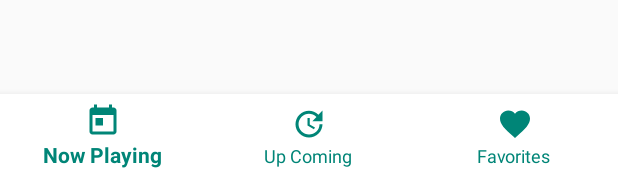
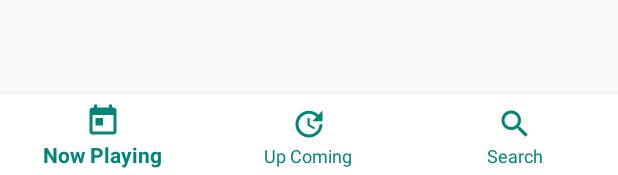
Before and after one commit to aishaatiko/CatalogueMovieApp, an Android app: the layout activity_main.xml on its own in the app's theme, with its tools: preview values and no code run, on a phone screen of 412 x 824 dp. Shown: the part 1058-1233 px from the top of the screen. Run offline under Robolectric (Android 15) with nearby library versions, the phone set to English and light mode, and no system bars.

Commit message:
edit Search Menu

```diff
--- a/app/src/main/java/com/nct/darkchocolate/cataloguemovieapp/MainActivity.java
+++ b/app/src/main/java/com/nct/darkchocolate/cataloguemovieapp/MainActivity.java
@@ -43,9 +43,9 @@ public class MainActivity extends AppCompatActivity {
                         pageContent = new UpcomingFragment();
                         title = getString(R.string.up_coming);
                         break;
-                    case R.id.menuFav:
+                    case R.id.menuSearch:
                         pageContent = new SearchMovieFragment();
-                        title = getString(R.string.favorite);
+                        title = getString(R.string.search);
                         break;
                 }
                 setActionBarTitle(title);
--- a/app/src/main/res/drawable-v24/ic_search_white_24dp.xml
+++ /dev/null
@@ -1,5 +0,0 @@
-<vector android:height="24dp" android:tint="#FFFFFF"
-    android:viewportHeight="24.0" android:viewportWidth="24.0"
-    android:width="24dp" xmlns:android="http://schemas.android.com/apk/res/android">
-    <path android:fillColor="#FF000000" android:pathData="M15.5,14h-0.79l-0.28,-0.27C15.41,12.59 16,11.11 16,9.5 16,5.91 13.09,3 9.5,3S3,5.91 3,9.5 5.91,16 9.5,16c1.61,0 3.09,-0.59 4.23,-1.57l0.27,0.28v0.79l5,4.99L20.49,19l-4.99,-5zM9.5,14C7.01,14 5,11.99 5,9.5S7.01,5 9.5,5 14,7.01 14,9.5 11.99,14 9.5,14z"/>
-</vector>
--- a/app/src/main/res/drawable/ic_favorite_border_white_24dp.xml
+++ /dev/null
@@ -1,5 +0,0 @@
-<vector android:height="24dp" android:tint="#FFFFFF"
-    android:viewportHeight="24.0" android:viewportWidth="24.0"
-    android:width="24dp" xmlns:android="http://schemas.android.com/apk/res/android">
-    <path android:fillColor="#FF000000" android:pathData="M16.5,3c-1.74,0 -3.41,0.81 -4.5,2.09C10.91,3.81 9.24,3 7.5,3 4.42,3 2,5.42 2,8.5c0,3.78 3.4,6.86 8.55,11.54L12,21.35l1.45,-1.32C18.6,15.36 22,12.28 22,8.5 22,5.42 19.58,3 16.5,3zM12.1,18.55l-0.1,0.1 -0.1,-0.1C7.14,14.24 4,11.39 4,8.5 4,6.5 5.5,5 7.5,5c1.54,0 3.04,0.99 3.57,2.36h1.87C13.46,5.99 14.96,5 16.5,5c2,0 3.5,1.5 3.5,3.5 0,2.89 -3.14,5.74 -7.9,10.05z"/>
-</vector>
--- a/app/src/main/res/drawable/ic_favorite_white_24dp.xml
+++ /dev/null
@@ -1,5 +0,0 @@
-<vector android:height="24dp" android:tint="#FFFFFF"
-    android:viewportHeight="24.0" android:viewportWidth="24.0"
-    android:width="24dp" xmlns:android="http://schemas.android.com/apk/res/android">
-    <path android:fillColor="#FF000000" android:pathData="M12,21.35l-1.45,-1.32C5.4,15.36 2,12.28 2,8.5 2,5.42 4.42,3 7.5,3c1.74,0 3.41,0.81 4.5,2.09C13.09,3.81 14.76,3 16.5,3 19.58,3 22,5.42 22,8.5c0,3.78 -3.4,6.86 -8.55,11.54L12,21.35z"/>
-</vector>
--- a/app/src/main/res/drawable/ic_settings_white_24dp.xml
+++ /dev/null
@@ -1,5 +0,0 @@
-<vector android:height="24dp" android:tint="#FFFFFF"
-    android:viewportHeight="24.0" android:viewportWidth="24.0"
-    android:width="24dp" xmlns:android="http://schemas.android.com/apk/res/android">
-    <path android:fillColor="#FF000000" android:pathData="M19.43,12.98c0.04,-0.32 0.07,-0.64 0.07,-0.98s-0.03,-0.66 -0.07,-0.98l2.11,-1.65c0.19,-0.15 0.24,-0.42 0.12,-0.64l-2,-3.46c-0.12,-0.22 -0.39,-0.3 -0.61,-0.22l-2.49,1c-0.52,-0.4 -1.08,-0.73 -1.69,-0.98l-0.38,-2.65C14.46,2.18 14.25,2 14,2h-4c-0.25,0 -0.46,0.18 -0.49,0.42l-0.38,2.65c-0.61,0.25 -1.17,0.59 -1.69,0.98l-2.49,-1c-0.23,-0.09 -0.49,0 -0.61,0.22l-2,3.46c-0.13,0.22 -0.07,0.49 0.12,0.64l2.11,1.65c-0.04,0.32 -0.07,0.65 -0.07,0.98s0.03,0.66 0.07,0.98l-2.11,1.65c-0.19,0.15 -0.24,0.42 -0.12,0.64l2,3.46c0.12,0.22 0.39,0.3 0.61,0.22l2.49,-1c0.52,0.4 1.08,0.73 1.69,0.98l0.38,2.65c0.03,0.24 0.24,0.42 0.49,0.42h4c0.25,0 0.46,-0.18 0.49,-0.42l0.38,-2.65c0.61,-0.25 1.17,-0.59 1.69,-0.98l2.49,1c0.23,0.09 0.49,0 0.61,-0.22l2,-3.46c0.12,-0.22 0.07,-0.49 -0.12,-0.64l-2.11,-1.65zM12,15.5c-1.93,0 -3.5,-1.57 -3.5,-3.5s1.57,-3.5 3.5,-3.5 3.5,1.57 3.5,3.5 -1.57,3.5 -3.5,3.5z"/>
-</vector>
--- a/app/src/main/res/layout/activity_main.xml
+++ b/app/src/main/res/layout/activity_main.xml
@@ -3,7 +3,6 @@
     xmlns:app="http://schemas.android.com/apk/res-auto"
     xmlns:tools="http://schemas.android.com/tools"
     android:layout_width="match_parent"
-    android:id="@+id/main_drawer"
     android:layout_height="match_parent"
     tools:context=".MainActivity">
     <LinearLayout
--- a/app/src/main/res/layout/movie_items.xml
+++ b/app/src/main/res/layout/movie_items.xml
@@ -2,7 +2,6 @@
 <android.support.v7.widget.CardView xmlns:android="http://schemas.android.com/apk/res/android"
     xmlns:card_view="http://schemas.android.com/apk/res-auto"
     xmlns:tools="http://schemas.android.com/tools"
-    android:id="@+id/card_view"
     android:layout_gravity="center"
     android:layout_width="match_parent"
     android:layout_height="wrap_content"
--- a/app/src/main/res/menu/navigation.xml
+++ b/app/src/main/res/menu/navigation.xml
@@ -15,9 +15,9 @@
         app:showAsAction="ifRoom" />
 
     <item
-        android:id="@+id/menuFav"
+        android:id="@+id/menuSearch"
         android:enabled="true"
-        android:icon="@drawable/ic_favorite_black_24dp"
-        android:title="@string/favorite"
+        android:icon="@drawable/ic_search_black_24dp"
+        android:title="@string/search"
         app:showAsAction="ifRoom" />
 </menu>
--- a/app/src/main/res/values/strings.xml
+++ b/app/src/main/res/values/strings.xml
@@ -2,13 +2,11 @@
     <string name="app_name">Movie Catalogue</string>
 
     <!-- TODO: Remove or change this placeholder text -->
-    <string name="search_movie">Search Movie</string>
     <string name="up_coming">Up Coming</string>
     <string name="now_playing">Now Playing</string>
     <string name="movie_title_hint">Movie Title</string>
     <string name="search">Search</string>
     <string name="movie_title_detail">movie_title</string>
-    <string name="sub_title_detail">sub_title</string>
     <string name="_0_0_rating">0.0</string>
     <string name="_000_duration">000</string>
     <string name="en_language">EN</string>
```
Also changed, not shown: app/src/main/res/drawable/shadow.xml (deleted, +0 -7 lines), app/src/main/res/menu/detail_menu.xml (deleted, +0 -10 lines), 1 other file.
